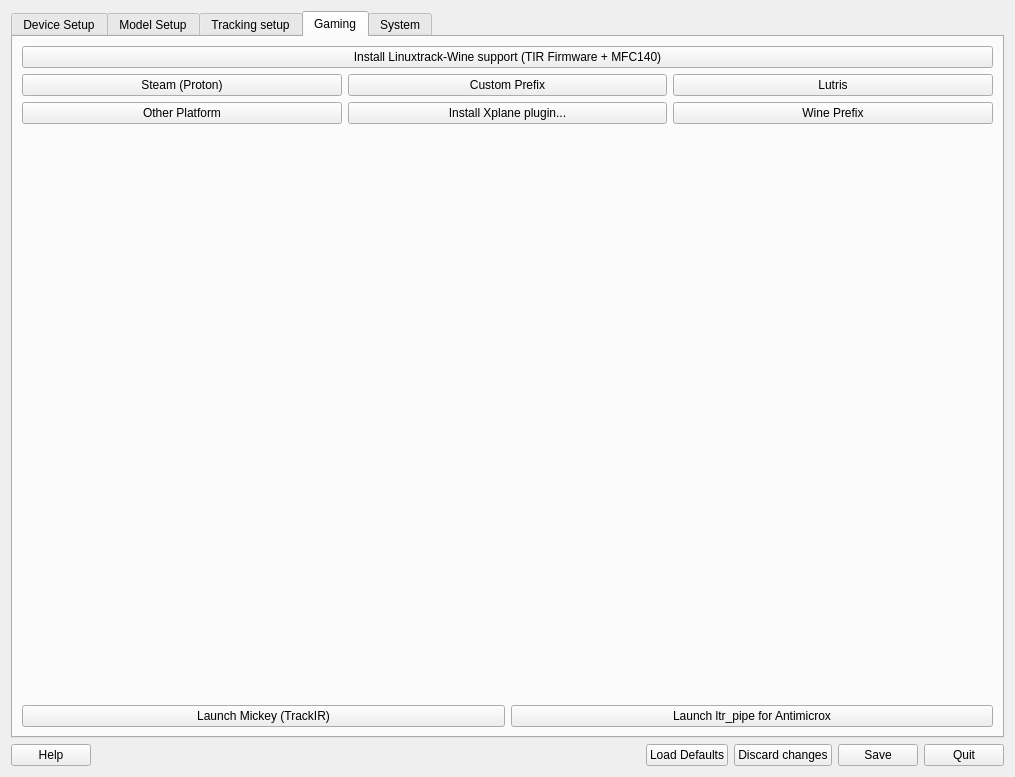
Above: src/qt_gui/ltr.ui from fwfa123/linuxtrackx-ir before the change. Below: the same form after it.
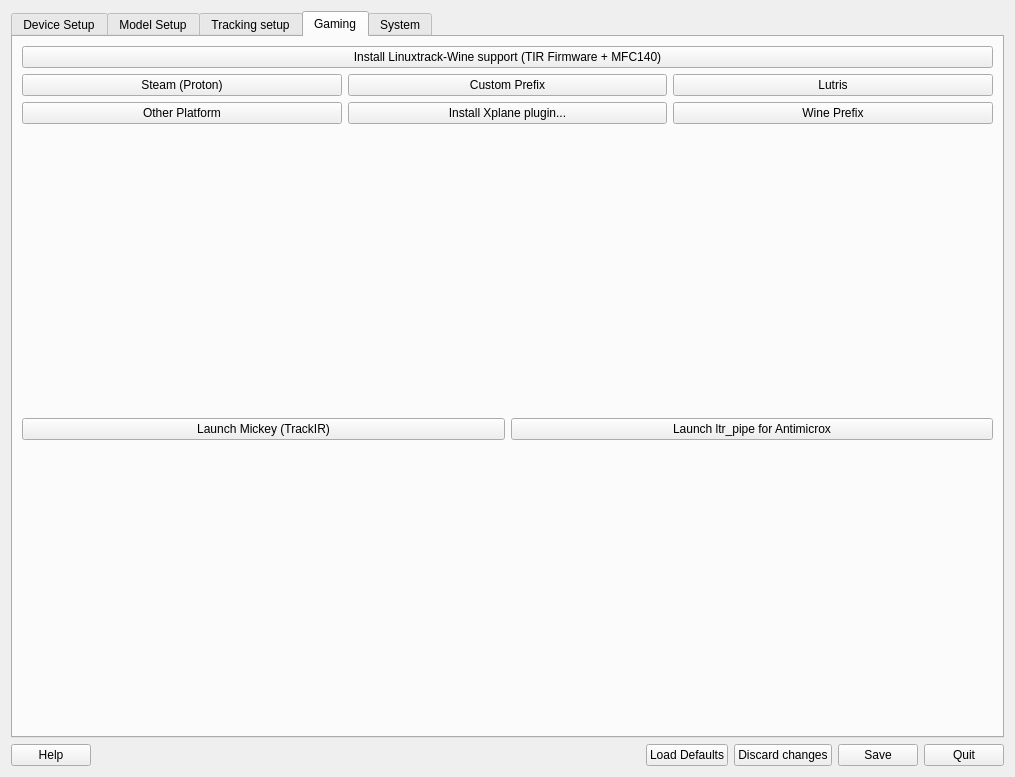
That is the form after the change. The open tabs and pages were chosen to show the change. Icons and pictures are not drawn.

Patch:
```diff
--- a/src/qt_gui/ltr.ui
+++ b/src/qt_gui/ltr.ui
@@ -203,6 +203,19 @@
          </item>
         </layout>
        </item>
+       <item>
+        <spacer name="verticalSpacer_4">
+         <property name="orientation">
+          <enum>Qt::Vertical</enum>
+         </property>
+         <property name="sizeHint" stdset="0">
+          <size>
+           <width>20</width>
+           <height>40</height>
+          </size>
+         </property>
+        </spacer>
+       </item>
       </layout>
      </widget>
      <widget class="QWidget" name="tab_5">
```
Left out of the diff: 2 changed lines with no effect on the pictures.
